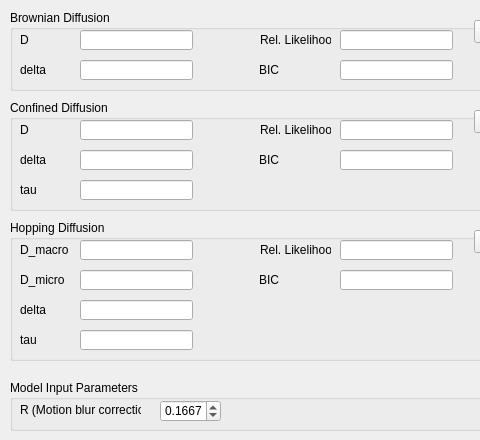
The window that gui/tab/sd.ui (Eggeling-Lab-Microscope-Software/TRAIT2D) describes before a commit, drawn with Qt 5; both pictures show x 0 to 480 and y 0 to 440 of the 600 by 900 pixel window.
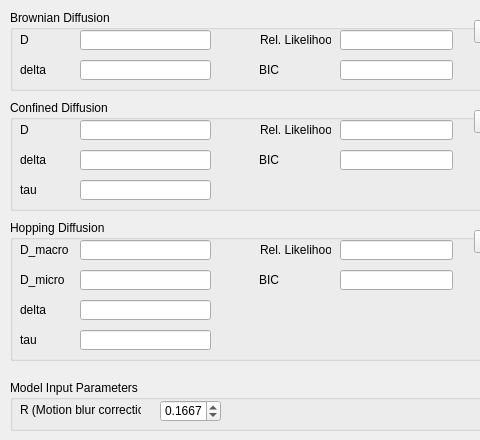
The same window after the commit. Custom widgets are drawn as their Qt base class.

```diff
--- a/gui/tab/sd.ui
+++ b/gui/tab/sd.ui
@@ -43,7 +43,7 @@
      <rect>
       <x>70</x>
       <y>20</y>
-      <width>113</width>
+      <width>131</width>
       <height>20</height>
      </rect>
     </property>
@@ -53,7 +53,7 @@
      <rect>
       <x>70</x>
       <y>50</y>
-      <width>113</width>
+      <width>131</width>
       <height>20</height>
      </rect>
     </property>
@@ -171,7 +171,7 @@
      <rect>
       <x>70</x>
       <y>20</y>
-      <width>113</width>
+      <width>131</width>
       <height>20</height>
      </rect>
     </property>
@@ -181,7 +181,7 @@
      <rect>
       <x>70</x>
       <y>50</y>
-      <width>113</width>
+      <width>131</width>
       <height>20</height>
      </rect>
     </property>
@@ -263,7 +263,7 @@
      <rect>
       <x>70</x>
       <y>80</y>
-      <width>113</width>
+      <width>131</width>
       <height>20</height>
      </rect>
     </property>
@@ -351,7 +351,7 @@
      <rect>
       <x>70</x>
       <y>20</y>
-      <width>113</width>
+      <width>131</width>
       <height>20</height>
      </rect>
     </property>
@@ -361,7 +361,7 @@
      <rect>
       <x>70</x>
       <y>50</y>
-      <width>113</width>
+      <width>131</width>
       <height>20</height>
      </rect>
     </property>
@@ -443,7 +443,7 @@
      <rect>
       <x>70</x>
       <y>80</y>
-      <width>113</width>
+      <width>131</width>
       <height>20</height>
      </rect>
     </property>
@@ -466,7 +466,7 @@
      <rect>
       <x>70</x>
       <y>110</y>
-      <width>113</width>
+      <width>131</width>
       <height>20</height>
      </rect>
     </property>
```
